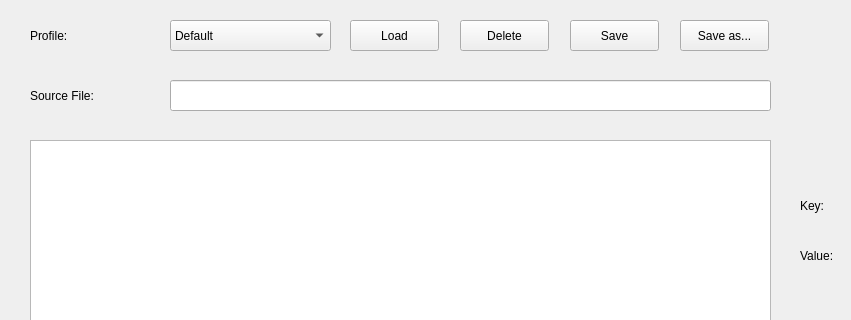
Qt form python/utilities/skalab/Gui/skalab_profile.ui (ska-sci-ops/aavs-system) before a commit; both pictures show x 0 to 851 and y 0 to 320 of the 1139 by 871 pixel window.
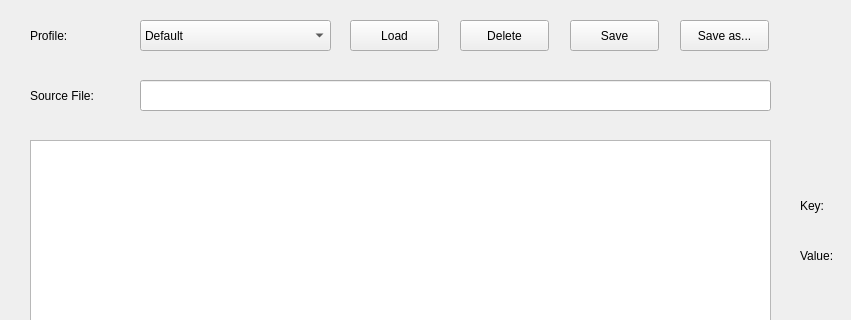
The same form after that commit.

Commit message: wizard assistant, welcome to skalab

```diff
--- a/python/utilities/skalab/Gui/skalab_profile.ui
+++ b/python/utilities/skalab/Gui/skalab_profile.ui
@@ -26,9 +26,9 @@
   <widget class="QComboBox" name="qcombo_profile">
    <property name="geometry">
     <rect>
-     <x>170</x>
+     <x>140</x>
      <y>20</y>
-     <width>161</width>
+     <width>191</width>
      <height>31</height>
     </rect>
    </property>
@@ -98,9 +98,9 @@
   <widget class="QLineEdit" name="qline_configuration_file">
    <property name="geometry">
     <rect>
-     <x>170</x>
+     <x>140</x>
      <y>80</y>
-     <width>601</width>
+     <width>631</width>
      <height>31</height>
     </rect>
    </property>
```
The commit also changes 3 other files.
